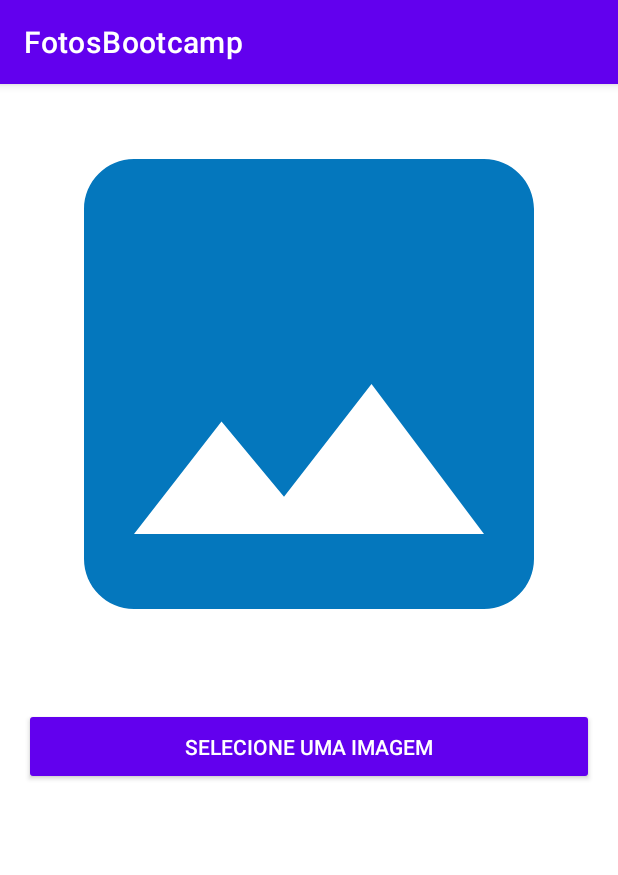
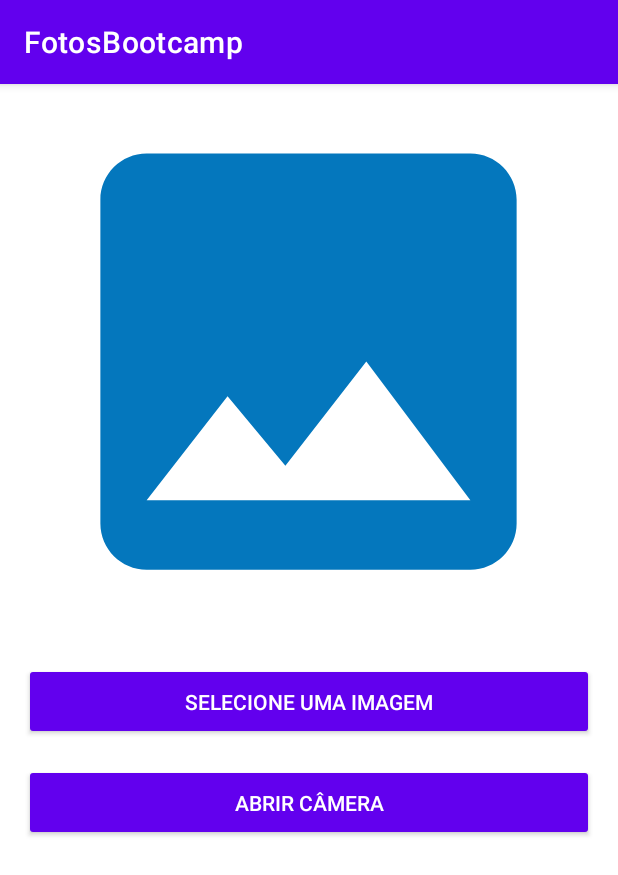
Before and after one commit to JulioCRodrigues/BootcampNTTData, an Android app: the screen it shows after launch (MainActivity), on a phone screen of 412 x 824 dp. Shown: the top 875 px of the screen. Run offline under Robolectric (Android 15) with nearby library versions, the phone set to English and light mode, and no system bars.

Commit message:
Melhorando o projeto com os recursos nativos - Camera

```diff
--- a/FotosBootcamp/app/src/main/AndroidManifest.xml
+++ b/FotosBootcamp/app/src/main/AndroidManifest.xml
@@ -2,6 +2,9 @@
 <manifest xmlns:android="http://schemas.android.com/apk/res/android"
     package="com.example.fotosbootcamp">
     <uses-permission android:name="android.permission.READ_EXTERNAL_STORAGE"/>
+    <uses-permission android:name="android.permission.CAMERA"/>
+    <uses-permission android:name="android.permission.WRITE_EXTERNAL_STORAGE"/>
+
     <application
         android:allowBackup="true"
         android:icon="@mipmap/ic_launcher"
--- a/FotosBootcamp/app/src/main/res/layout/activity_main.xml
+++ b/FotosBootcamp/app/src/main/res/layout/activity_main.xml
@@ -13,8 +13,8 @@
         android:scaleType="centerCrop"
         android:src="@drawable/image"
         android:contentDescription="@string/selected_image"
-        android:layout_width="400dp"
-        android:layout_height="400dp"
+        android:layout_width="370dp"
+        android:layout_height="370dp"
 
         />
 
@@ -29,5 +29,17 @@
 
         />
 
+    <Button
+        android:id="@+id/open_camera_button"
+        style="@style/Widget.AppCompat.Button.Colored"
+        android:layout_width="match_parent"
+        android:layout_height="wrap_content"
+        android:layout_marginEnd="16dp"
+        android:layout_marginStart="16dp"
+        android:padding="10dp"
+        android:text="@string/open_camera"
+
+        />
+
 
 </LinearLayout>
--- a/FotosBootcamp/app/src/main/res/values/strings.xml
+++ b/FotosBootcamp/app/src/main/res/values/strings.xml
@@ -2,4 +2,5 @@
     <string name="app_name">FotosBootcamp</string>
     <string name="selected_image">Imagem selecionada pelo usuário</string>
     <string name="image_selected">Selecione uma imagem</string>
+    <string name="open_camera">Abrir câmera</string>
 </resources>
```
Also changed, not shown: FotosBootcamp/app/src/main/java/com/example/fotosbootcamp/MainActivity.kt (+67 -7 lines).
